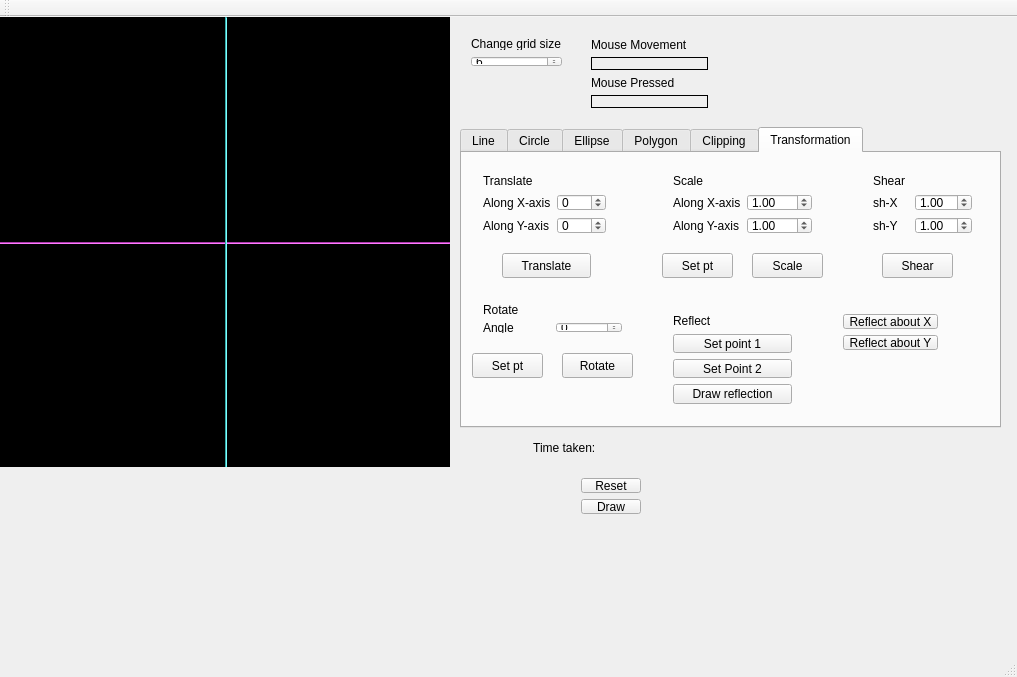
First picture: the form in Sem_5/Graphics/Assignments/code/src/mainwindow.ui, repository Abhishek150598/Coursework, before the edit.
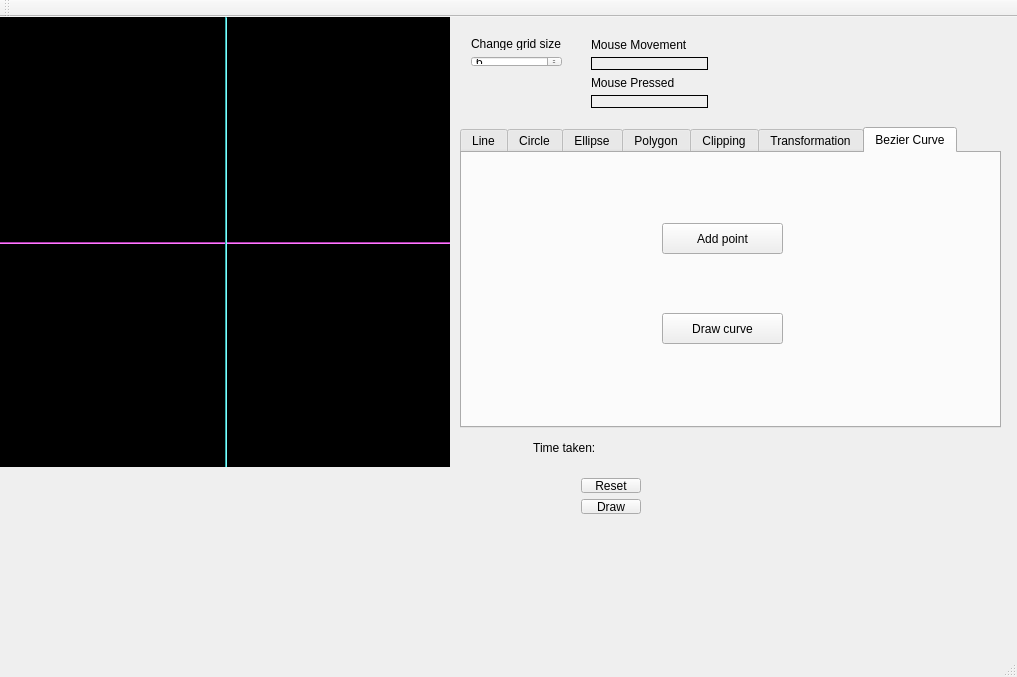
Second picture: the form after the edit. Custom widgets are drawn as their Qt base class.

Patch:
```diff
--- a/Sem_5/Graphics/Assignments/code/src/mainwindow.ui
+++ b/Sem_5/Graphics/Assignments/code/src/mainwindow.ui
@@ -125,7 +125,7 @@
      </rect>
     </property>
     <property name="currentIndex">
-     <number>5</number>
+     <number>6</number>
     </property>
     <widget class="QWidget" name="tab">
      <attribute name="title">
@@ -953,6 +953,37 @@
       </property>
      </widget>
     </widget>
+    <widget class="QWidget" name="tab_7">
+     <attribute name="title">
+      <string>Bezier Curve</string>
+     </attribute>
+     <widget class="QPushButton" name="addPointCurve">
+      <property name="geometry">
+       <rect>
+        <x>200</x>
+        <y>70</y>
+        <width>121</width>
+        <height>31</height>
+       </rect>
+      </property>
+      <property name="text">
+       <string>Add point</string>
+      </property>
+     </widget>
+     <widget class="QPushButton" name="drawCurve">
+      <property name="geometry">
+       <rect>
+        <x>200</x>
+        <y>160</y>
+        <width>121</width>
+        <height>31</height>
+       </rect>
+      </property>
+      <property name="text">
+       <string>Draw curve</string>
+      </property>
+     </widget>
+    </widget>
    </widget>
    <widget class="QLabel" name="timeLabel">
     <property name="geometry">
```
